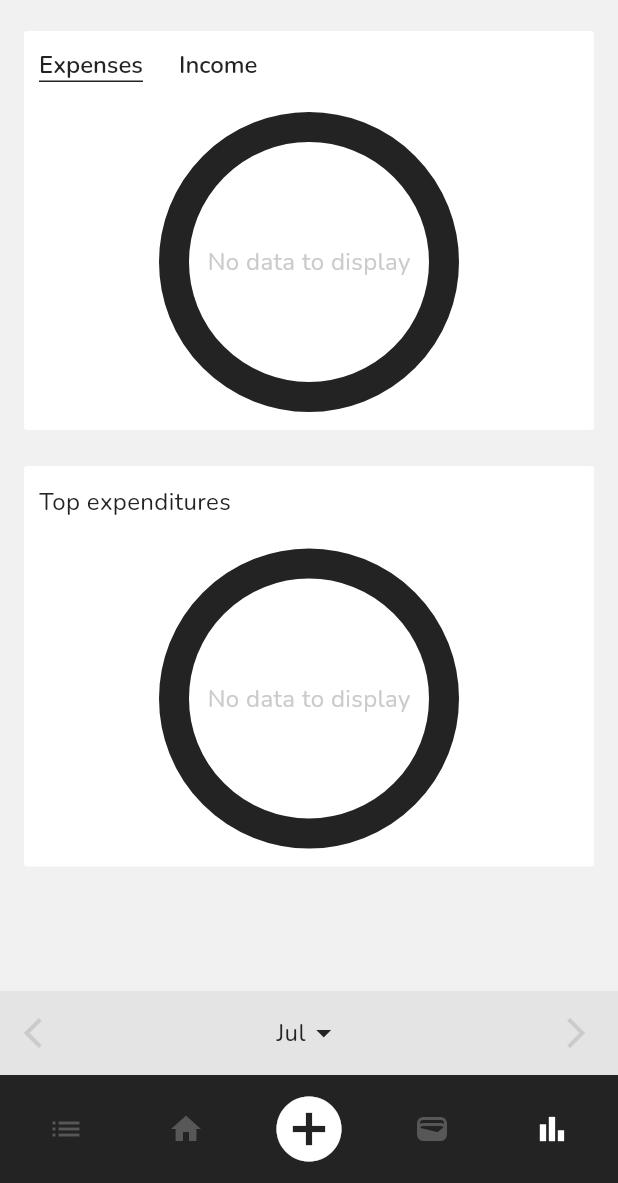
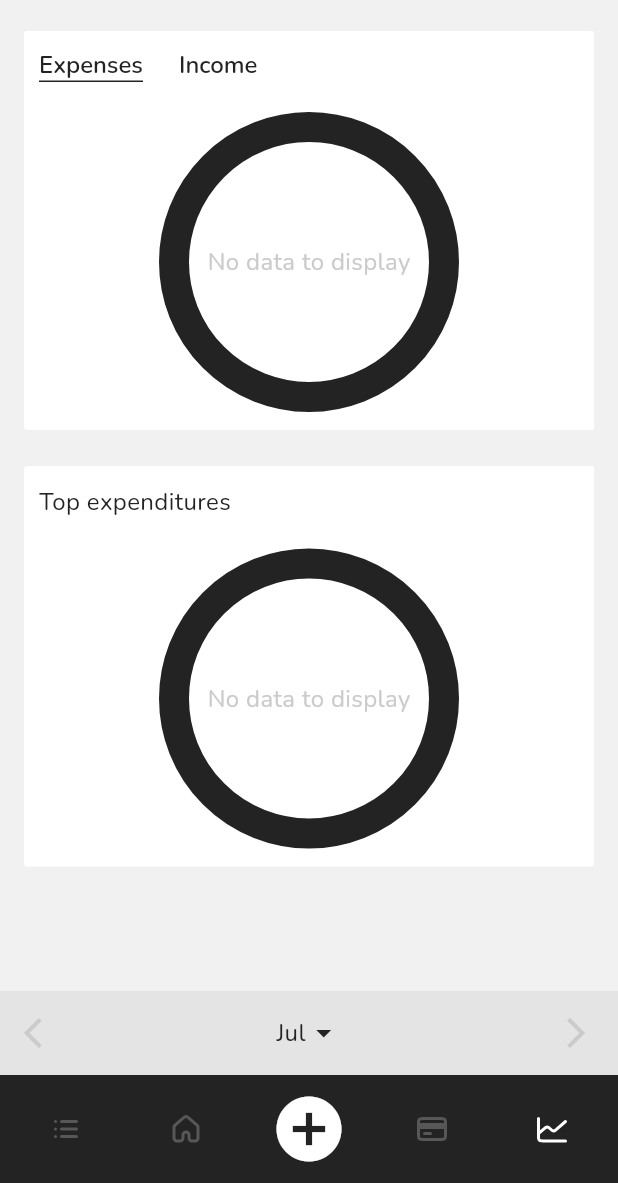
Before and after one commit to kanmear/budgetron, a Flutter app: the screen it shows after launch, swiped to page 4, on a phone screen of 412 x 824 dp, the part 53-1236 px from its top. Run offline on Flutter 3.47's test engine with Material 3 defaults, Android fonts, the phone set to English and light mode, and no system bars; our stand-ins replace flutter_svg, google_fonts, objectbox, rxdart; generated files the repository leaves out were written again.

Commit message:
update: nav bar custom icons

```diff
--- /dev/null
+++ b/lib/ui/classes/icons/custom_icon.dart
@@ -0,0 +1,43 @@
+import 'package:flutter_svg/flutter_svg.dart';
+import 'package:flutter/material.dart';
+
+class CustomIcon extends StatelessWidget {
+  final String iconPath;
+  final Color color;
+
+  const CustomIcon({super.key, required this.color, required this.iconPath});
+
+  @override
+  Widget build(BuildContext context) {
+    return SvgPicture.asset(
+      iconPath,
+      colorFilter: ColorFilter.mode(color, BlendMode.srcIn),
+      height: 24,
+      width: 24,
+      fit: BoxFit.none,
+    );
+  }
+}
+
+class CustomIconButton extends StatelessWidget {
+  final String iconPath;
+  final Function onTap;
+  final Color color;
+
+  const CustomIconButton(
+      {super.key,
+      required this.iconPath,
+      required this.onTap,
+      required this.color});
+
+  @override
+  Widget build(BuildContext context) {
+    return SizedBox(
+      height: 48,
+      width: 48,
+      child: InkWell(
+          onTap: () => onTap(),
+          child: CustomIcon(iconPath: iconPath, color: color)),
+    );
+  }
+}
--- a/lib/ui/classes/navigation_bar.dart
+++ b/lib/ui/classes/navigation_bar.dart
@@ -1,4 +1,6 @@
+import 'package:budgetron/ui/classes/icons/custom_icon.dart';
 import 'package:budgetron/ui/data/colors.dart';
+import 'package:budgetron/ui/data/icons.dart';
 import 'package:flutter/material.dart';
 
 class BudgetronNavigationBar extends StatelessWidget {
@@ -24,23 +26,29 @@ class BudgetronNavigationBar extends StatelessWidget {
         child: Row(
           mainAxisAlignment: MainAxisAlignment.spaceBetween,
           children: [
-            navigationIconButton(const Icon(Icons.list), 0, context),
-            navigationIconButton(const Icon(Icons.home), 1, context),
+            navigationIconButton(CustomIconPath.entriesPage, 0),
+            navigationIconButton(CustomIconPath.homePage, 1),
             middleButton(context),
-            navigationIconButton(const Icon(Icons.wallet), 2, context),
-            navigationIconButton(const Icon(Icons.bar_chart), 3, context),
+            navigationIconButton(CustomIconPath.budgetsPage, 2),
+            navigationIconButton(CustomIconPath.statsPage, 3),
           ],
         ));
   }
 
-  IconButton navigationIconButton(
-          Icon icon, int iconIndex, BuildContext context) =>
-      IconButton(
-          onPressed: () => selectPage(iconIndex),
-          icon: icon,
-          color: isCurrentlySelected(iconIndex)
-              ? BudgetronColors.white
-              : BudgetronColors.darkSurface4);
+  Widget navigationIconButton(String iconPath, int pageIndex) {
+    return SizedBox(
+      height: 48,
+      width: 48,
+      child: InkWell(
+        onTap: () => selectPage(pageIndex),
+        child: CustomIcon(
+            iconPath: iconPath,
+            color: isCurrentlySelected(pageIndex)
+                ? BudgetronColors.white
+                : BudgetronColors.darkSurface4),
+      ),
+    );
+  }
 
   InkWell middleButton(BuildContext context) => InkWell(
       onTap: () => navigateToEntryCreation(context),
--- a/lib/ui/data/icons.dart
+++ b/lib/ui/data/icons.dart
@@ -1,4 +1,11 @@
 import 'package:flutter/material.dart';
+
+class CustomIconPath {
+  static const String entriesPage = "assets/icons/nav_bar/entries_page.svg";
+  static const String homePage = "assets/icons/nav_bar/home_page.svg";
+  static const String budgetsPage = "assets/icons/nav_bar/budgets_page.svg";
+  static const String statsPage = "assets/icons/nav_bar/stats_page.svg";
+}
 
 //TODO naming
 class ArrowBackIconButton extends StatelessWidget {
```
Also changed, not shown: assets/icons/nav_bar/budgets_page.svg (added), assets/icons/nav_bar/entries_page.svg (added), assets/icons/nav_bar/home_page.svg (added), assets/icons/nav_bar/stats_page.svg (added).
